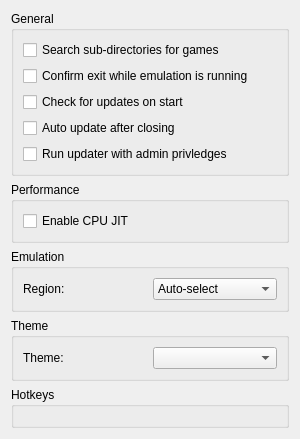
This is src/citra_qt/configuration/configure_general.ui in nanoxas/citra as Qt 5 draws it before an edit. The edited form follows.
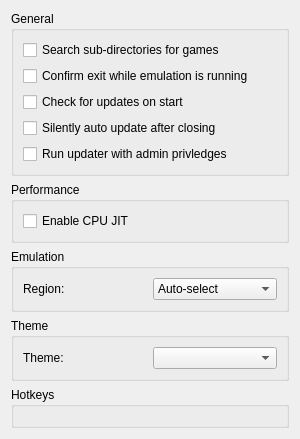
This is the edited form. Custom widgets are drawn as their Qt base class.

Patch:
```diff
--- a/src/citra_qt/configuration/configure_general.ui
+++ b/src/citra_qt/configuration/configure_general.ui
@@ -48,7 +48,7 @@
           <item>
            <widget class="QCheckBox" name="toggle_auto_update">
             <property name="text">
-             <string>Auto update after closing</string>
+             <string>Silently auto update after closing</string>
             </property>
            </widget>
           </item>
```
